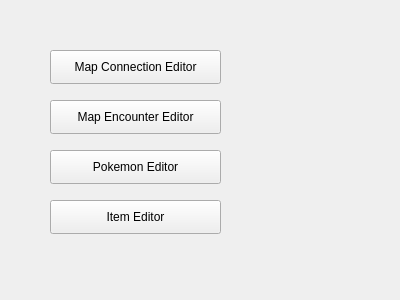
jowin202/YaRXP, file PBS/pbseditor.ui: the form before one commit.
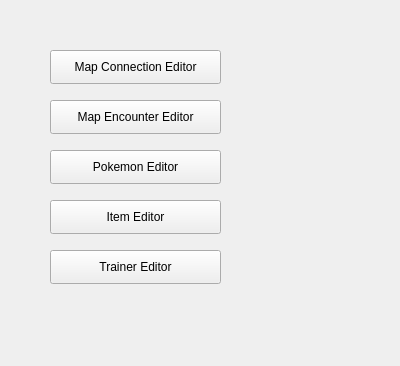
The form after the commit.

```diff
--- a/PBS/pbseditor.ui
+++ b/PBS/pbseditor.ui
@@ -10,7 +10,7 @@
     <x>0</x>
     <y>0</y>
     <width>400</width>
-    <height>300</height>
+    <height>366</height>
    </rect>
   </property>
   <property name="windowTitle">
@@ -68,6 +68,19 @@
     <string>Map Encounter Editor</string>
    </property>
   </widget>
+  <widget class="QPushButton" name="pushButton_4">
+   <property name="geometry">
+    <rect>
+     <x>50</x>
+     <y>250</y>
+     <width>171</width>
+     <height>34</height>
+    </rect>
+   </property>
+   <property name="text">
+    <string>Trainer Editor</string>
+   </property>
+  </widget>
  </widget>
  <resources/>
  <connections/>
```
